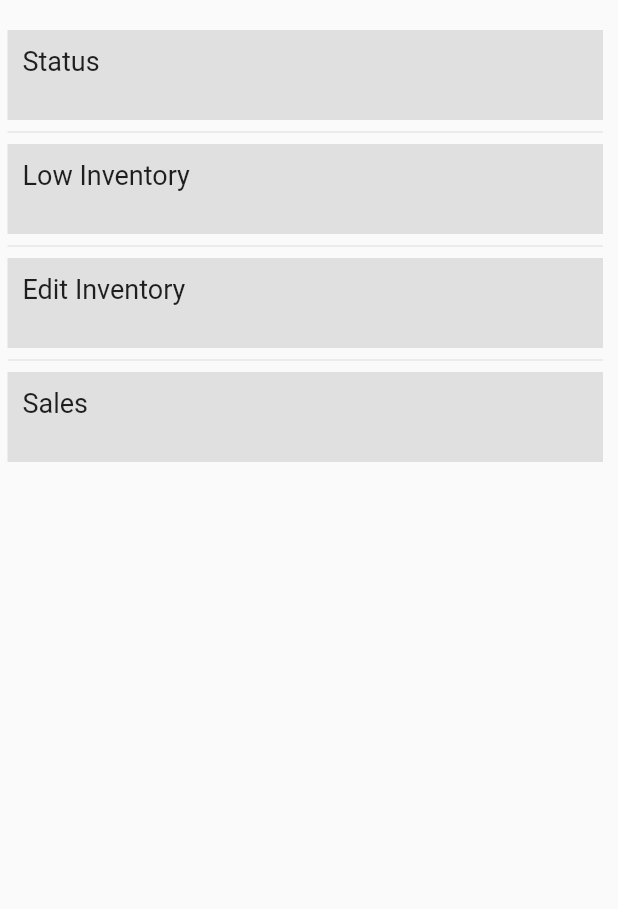
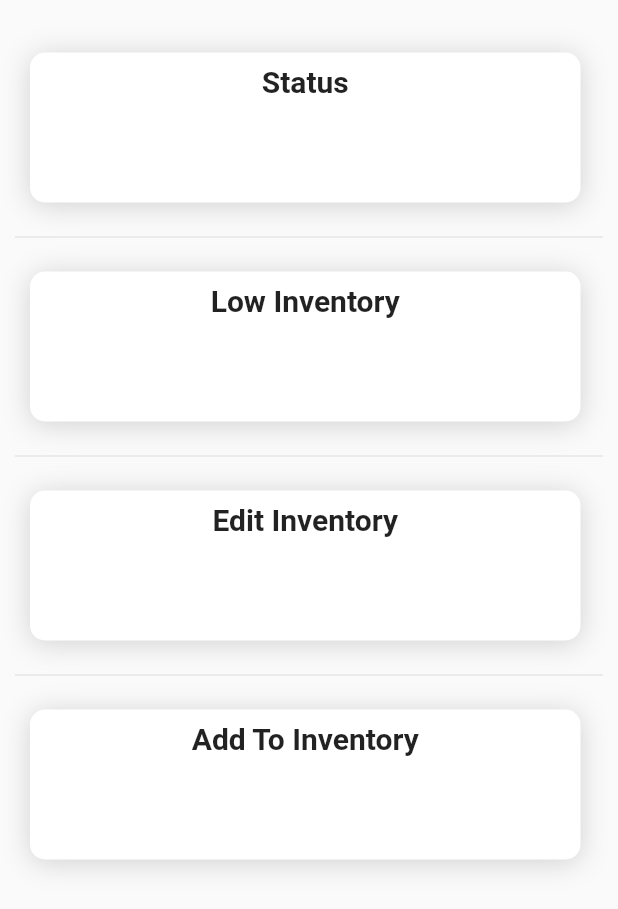
Before and after one commit to hannahKibret/berbera_2, a Flutter app: the Inventory widget shown alone on an empty page, opened directly, on a phone screen of 412 x 824 dp. Shown: the top 909 px of the screen. Run offline on Flutter 3.47's test engine with Material 2 defaults, Android fonts, the phone set to English and light mode, and no system bars; our stand-ins replace cached_network_image, carousel_pro, carousel_slider, cloud_firestore, firebase_auth, firebase_storage and 5 more; missing offline and left inert: steps; accounts and stored records are empty; network calls fail.

```diff
--- a/lib/pages/authentication/login.dart
+++ b/lib/pages/authentication/login.dart
@@ -24,7 +24,7 @@ class _LoginPageState extends State<LoginPage> {
     Navigator.push(
         context,
         PageTransition(
-            type: PageTransitionType.downToUp,
+            type: PageTransitionType.leftToRightWithFade,
             duration: Duration(milliseconds: 500),
             child: Register()));
   }
--- a/lib/pages/authentication/register.dart
+++ b/lib/pages/authentication/register.dart
@@ -1,13 +1,16 @@
+import 'dart:math';
+
+import 'package:berbera_2/pages/authentication/login.dart';
 import 'package:berbera_2/services/auth.dart';
+import 'package:berbera_2/services/verification_service.dart';
+import 'package:berbera_2/widget/provider.dart';
 import 'package:flutter/cupertino.dart';
 import 'package:flutter/material.dart';
-import 'package:berbera_2/widget/provider.dart';
-import 'package:berbera_2/services/verification_service.dart';
-import 'dart:math';
-import 'package:berbera_2/pages/authentication/login.dart';
+import 'package:page_transition/page_transition.dart';
+
 import '../sign_up_page.dart';
-import '../supplierMain.dart';
-class  Register extends StatefulWidget {
+
+class Register extends StatefulWidget {
   @override
   _RegisterState createState() => _RegisterState();
 }
@@ -23,7 +26,12 @@ class _RegisterState extends State<Register> {
   VerificationService _vService = VerificationService();
 
   void _next_page() {
-    Navigator.of(context).pushReplacementNamed('/login');
+    Navigator.push(
+        context,
+        PageTransition(
+            type: PageTransitionType.leftToRightWithFade,
+            duration: Duration(milliseconds: 500),
+            child: LoginPage()));
   }
 
   @override
@@ -53,8 +61,8 @@ class _RegisterState extends State<Register> {
       ),
 */
         body: Builder(
-        builder: (context) =>
-            Container(
+          builder: (context) =>
+              Container(
                 padding: const EdgeInsets.symmetric(vertical:20.0,horizontal: 50.0),
                 child: Form(
                   key: _formKey,
@@ -226,8 +234,7 @@ class _RegisterState extends State<Register> {
                   ),
                 ),
               ),
-
-      ),
+        ),
       ),
     );
   }
--- a/lib/pages/inventory.dart
+++ b/lib/pages/inventory.dart
@@ -1,4 +1,5 @@
 import 'package:flutter/material.dart';
+
 import './EditPage.dart';
 import './LowInvo.dart';
 
@@ -10,7 +11,14 @@ class Inventory extends StatefulWidget{
 }
 
 class _InventoryState extends State<Inventory> {
-  final List<String> entries = <String>['Status', 'Low Inventory', 'Edit Inventory', 'Sales'];
+  final List<String> entries = <String>[
+    'Status',
+    'Low Inventory',
+    'Edit Inventory',
+    'Add To Inventory'
+  ];
+
+  String _tab_detail = '';
 
   @override
   Widget build(BuildContext context) {
@@ -21,20 +29,47 @@ class _InventoryState extends State<Inventory> {
       itemBuilder: (BuildContext context, int index) {
         return GestureDetector(
           child: Container(
-            height: 60,
-            color: Colors.grey[300],
-            child: Text('${entries[index]}', style: TextStyle(fontSize: 18.0),), padding: const EdgeInsets.all(10.0),
+            decoration: BoxDecoration(
+              borderRadius: BorderRadius.circular(10.0),
+              color: const Color(0xffffffff),
+              boxShadow: [
+                BoxShadow(
+                  color: const Color(0x29000000),
+                  offset: Offset(0, 2),
+                  blurRadius: 15,
+                ),
+              ],
+            ),
+            margin: EdgeInsets.all(15),
+            height: 100,
+            child: Column(
+              children: [
+                Padding(
+                  padding: const EdgeInsets.all(8.0),
+                  child: Text(
+                    '${entries[index]}',
+                    style:
+                        TextStyle(fontSize: 20.0, fontWeight: FontWeight.bold),
+                  ),
+                ),
+                Padding(
+                  padding: const EdgeInsets.all(8.0),
+                  child: Text(_tab_detail,
+                      style: TextStyle(
+                        fontSize: 15.0,
+                        fontWeight: FontWeight.normal,
+                      )),
+                )
+              ],
+            ),
           ),
-          onTap: (){
-            if(index == 2){
+          onTap: () {
+            if (index == 2) {
               Navigator.push(
                 context,
                 MaterialPageRoute(
-                  builder: (
-                      context)=> EditPage(),
-                  settings: RouteSettings(
-                      arguments: entries[index]
-                  ),
+                  builder: (context) => EditPage(),
+                  settings: RouteSettings(arguments: entries[index]),
                 ),
               );
             }
@@ -64,9 +99,9 @@ class _InventoryState extends State<Inventory> {
                 }*/
           },
         );
-
       },
-      separatorBuilder: (BuildContext context, int index) => const Divider(),
+      separatorBuilder: (BuildContext context, int index) =>
+      const Divider(indent: 5,),
     );
 
 
```
Also changed, not shown: fonts/Montserrat-Black.ttf (added), fonts/Montserrat-Bold.ttf (added), fonts/Montserrat-Light.ttf (added), fonts/Montserrat-Regular.ttf (added).
